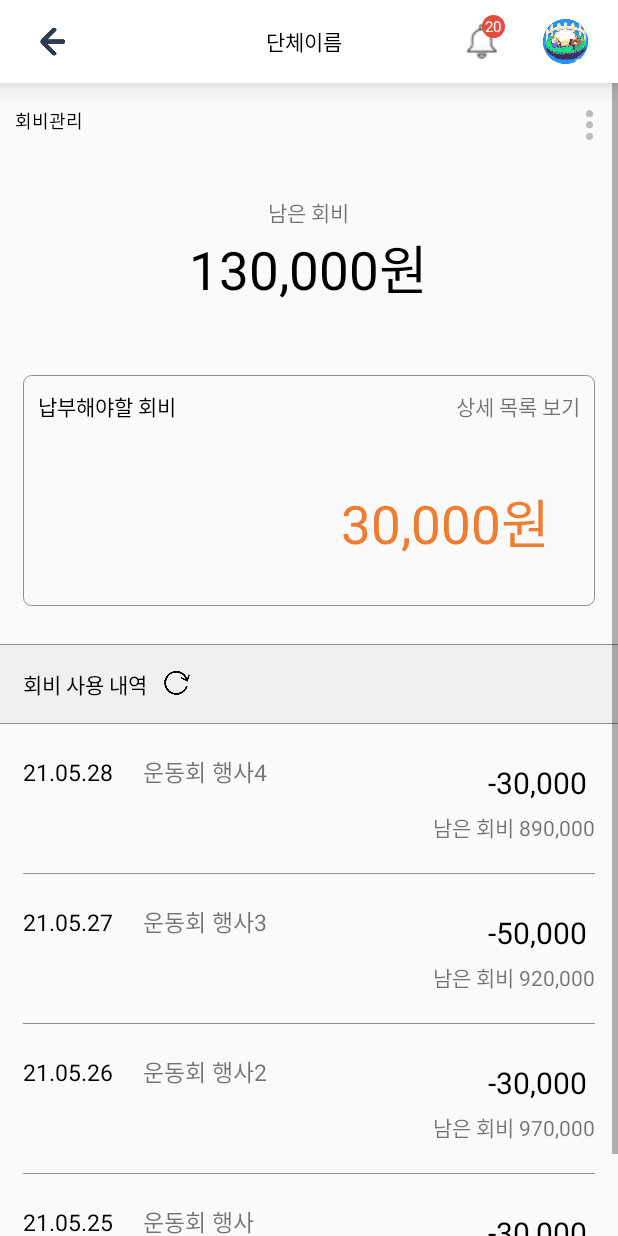
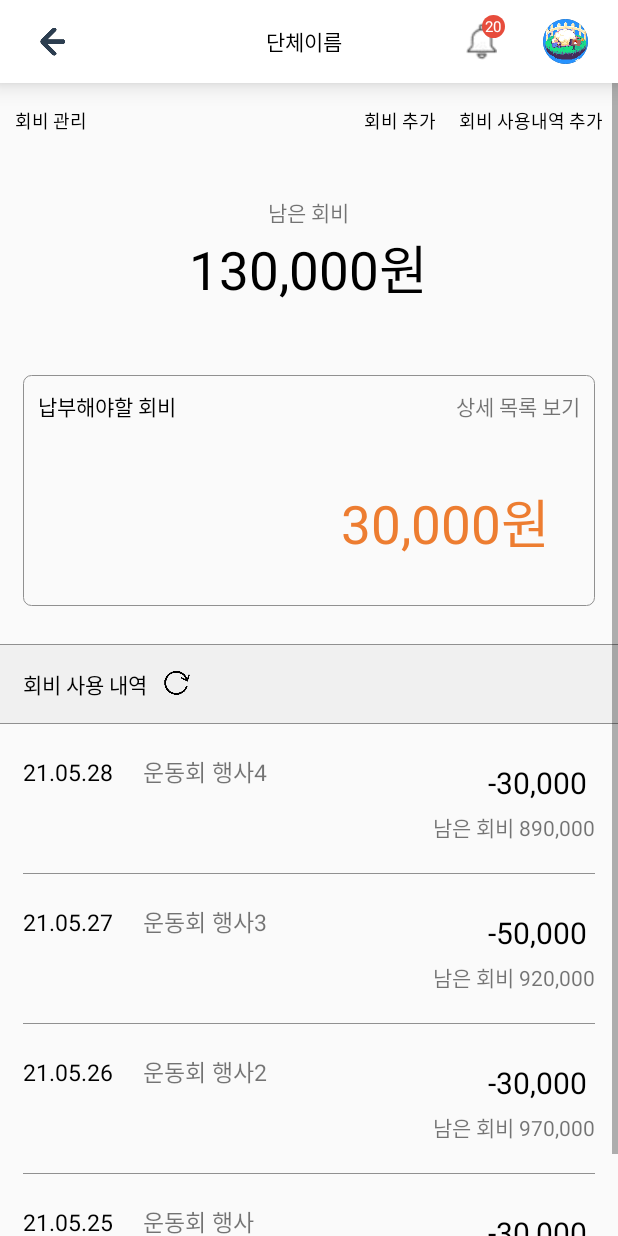
Before and after one commit to dohy12/project2_PDA, an Android app: the MembershipFee screen opened directly, with no data from a screen before it, on a phone screen of 412 x 824 dp. Run offline under Robolectric (Android 15) with nearby library versions, the phone set to English and light mode, and no system bars.

Commit message:
회비 ui / 앨범ui추가

```diff
--- a/PDA/app/src/main/AndroidManifest.xml
+++ b/PDA/app/src/main/AndroidManifest.xml
@@ -14,10 +14,12 @@
         android:roundIcon="@mipmap/ic_launcher_round"
         android:supportsRtl="true"
         android:theme="@style/Theme.AppCompat.Light.NoActionBar">
+        <activity android:name=".MembershipFeeList"></activity>
+        <activity android:name=".Album" />
         <activity android:name=".IntroductionModifying" />
         <activity android:name=".Introduction" />
         <activity android:name=".MembershipFee" />
-        <activity android:name=".MainActivity"/>
+        <activity android:name=".MainActivity" />
         <activity android:name=".memberList" />
         <activity android:name=".Mypage" />
         <activity android:name=".Board" />
@@ -29,6 +31,7 @@
         <activity android:name=".Login">
             <intent-filter>
                 <action android:name="android.intent.action.MAIN" />
+
                 <category android:name="android.intent.category.LAUNCHER" />
             </intent-filter>
             <!-- 웹뷰 및 ISP 등의 어플 인증후 앱으로 다시 호출하기 위한 스키마 설정 -->
--- a/PDA/app/src/main/java/com/example/pda/Drawer.java
+++ b/PDA/app/src/main/java/com/example/pda/Drawer.java
@@ -125,6 +125,8 @@ public class Drawer {
     class goAlbum implements Callable{
         @Override
         public Object call() throws Exception {
+            Intent intent = new Intent(activity, Album.class);
+            activity.startActivity(intent);
             return null;
         }
     }
--- a/PDA/app/src/main/java/com/example/pda/MainActivity.java
+++ b/PDA/app/src/main/java/com/example/pda/MainActivity.java
@@ -46,4 +46,8 @@ public class MainActivity extends AppCompatActivity {
         startActivity(intent);
     }
 
+    public void goAlbum(View view){
+        Intent intent = new Intent(this, Album.class);
+        startActivity(intent);
+    }
 }
--- a/PDA/app/src/main/res/layout/activity_main.xml
+++ b/PDA/app/src/main/res/layout/activity_main.xml
@@ -123,6 +123,7 @@
                         android:layout_height="wrap_content">
 
                         <LinearLayout
+                            android:onClick="goAlbum"
                             android:layout_width="0dp"
                             android:layout_height="100dp"
                             android:orientation="vertical"
--- a/PDA/app/src/main/res/layout/activity_membership_fee.xml
+++ b/PDA/app/src/main/res/layout/activity_membership_fee.xml
@@ -37,19 +37,29 @@
                     android:textSize="12dp"
                     android:textColor="#000000"
                     android:gravity="center_vertical"
-                    android:text="회비관리"/>
+                    android:text="회비 관리"/>
 
                 <View
                     android:layout_width="0dp"
                     android:layout_height="0dp"
                     android:layout_weight="1"/>
 
-                <ImageView
-                    android:layout_width="10dp"
-                    android:layout_height="20dp"
-                    android:layout_marginRight="4dp"
-                    android:layout_marginTop="8dp"
-                    android:src="@drawable/img7"/>
+                <TextView
+                    android:layout_width="wrap_content"
+                    android:layout_height="30dp"
+                    android:textSize="12dp"
+                    android:textColor="#000000"
+                    android:gravity="center_vertical"
+                    android:text="회비 추가"/>
+
+                <TextView
+                    android:layout_marginLeft="15dp"
+                    android:layout_width="wrap_content"
+                    android:layout_height="30dp"
+                    android:textSize="12dp"
+                    android:textColor="#000000"
+                    android:gravity="center_vertical"
+                    android:text="회비 사용내역 추가"/>
             </LinearLayout>
 
             <LinearLayout
@@ -75,6 +85,7 @@
             </LinearLayout>
 
             <LinearLayout
+                android:onClick="goMembershipFeeList"
                 android:layout_margin="15dp"
                 android:layout_width="match_parent"
                 android:layout_height="wrap_content"
@@ -157,4 +168,5 @@
 
         </LinearLayout>
     </ScrollView>
+
 </LinearLayout>
```
Also changed, not shown: PDA/app/src/main/java/com/example/pda/Album.java (added, +22 -0 lines), PDA/app/src/main/java/com/example/pda/Fee.java (added, +33 -0 lines), PDA/app/src/main/java/com/example/pda/MembershipFee.java (+7 -0 lines), PDA/app/src/main/java/com/example/pda/MembershipFeeList.java (added, +72 -0 lines), PDA/app/src/main/res/drawable-v24/icon16.png (added), PDA/app/src/main/res/drawable-v24/icon17.png (added), PDA/app/src/main/res/drawable-v24/img13.png (added).
